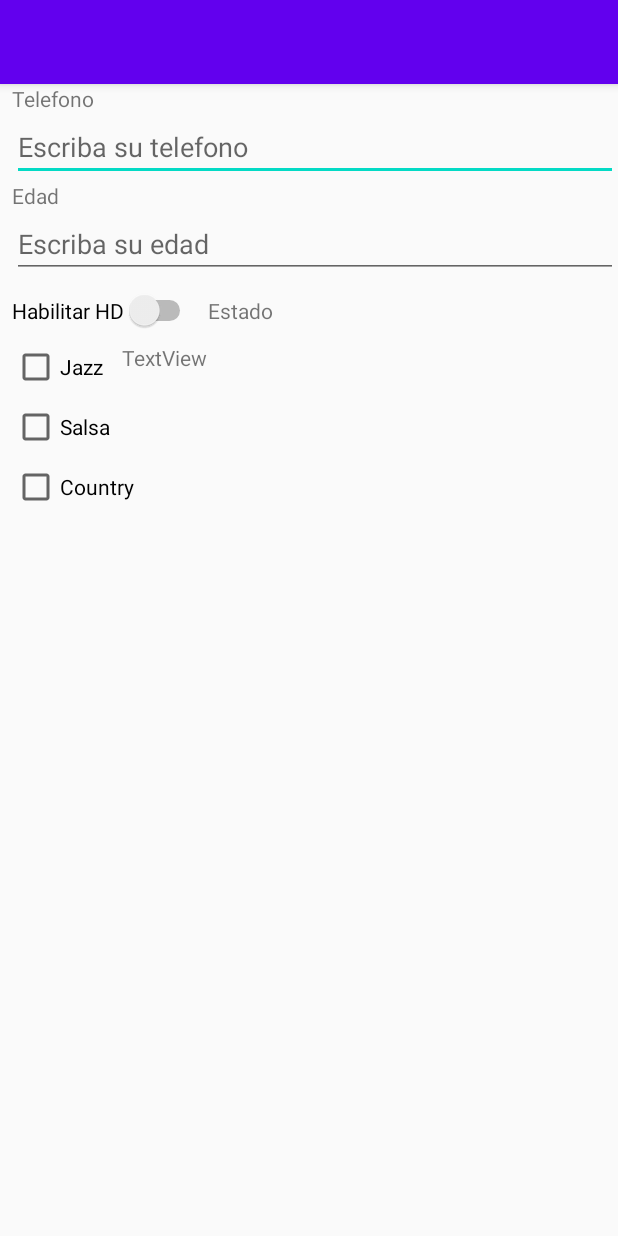
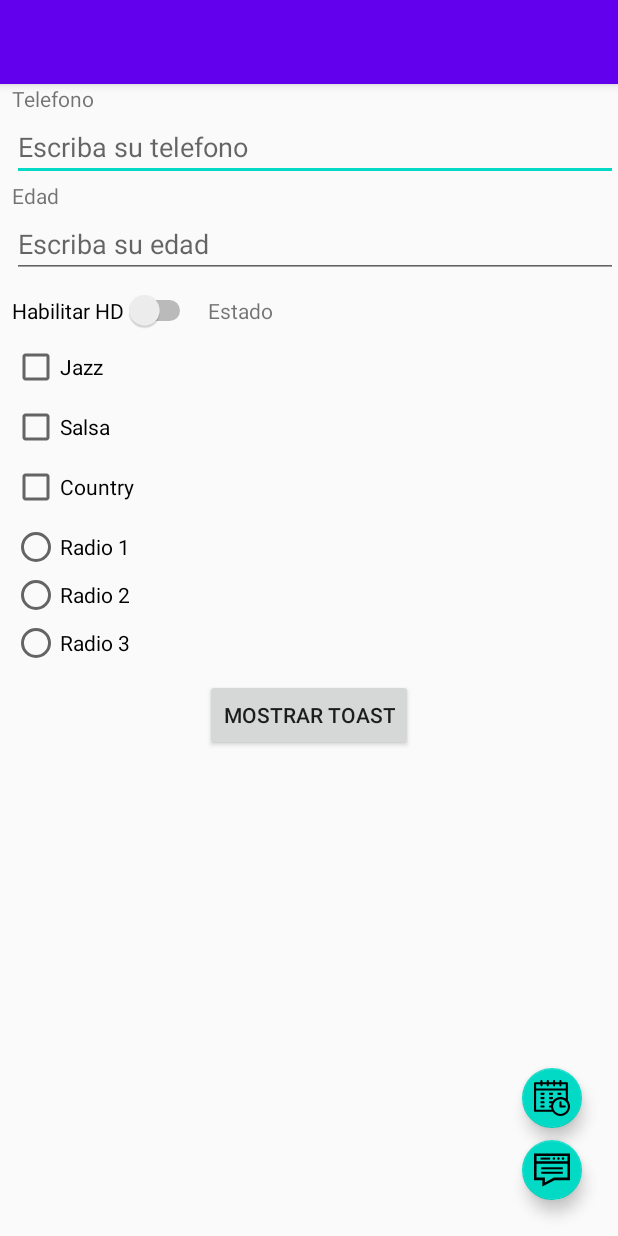
Before and after one commit to FernandoAbitia/Moviles, an Android app: the screen it shows after launch (MainActivity), on a phone screen of 412 x 824 dp. Run offline under Robolectric (Android 15) with nearby library versions, the phone set to English and light mode, and no system bars.

Commit message:
Formulario segunda parte

```diff
--- a/Formularios/app/build.gradle
+++ b/Formularios/app/build.gradle
@@ -30,6 +30,7 @@ dependencies {
     implementation 'androidx.core:core-ktx:1.3.1'
     implementation 'androidx.appcompat:appcompat:1.2.0'
     implementation 'androidx.constraintlayout:constraintlayout:2.0.1'
+    implementation 'com.google.android.material:material:1.2.1'
     testImplementation 'junit:junit:4.12'
     androidTestImplementation 'androidx.test.ext:junit:1.1.2'
     androidTestImplementation 'androidx.test.espresso:espresso-core:3.3.0'
--- a/Formularios/app/src/main/java/com/example/formularios/MainActivity.kt
+++ b/Formularios/app/src/main/java/com/example/formularios/MainActivity.kt
@@ -1,11 +1,13 @@
 package com.example.formularios
 
+import android.app.DatePickerDialog
 import androidx.appcompat.app.AppCompatActivity
 import android.os.Bundle
-import android.widget.CheckBox
-import android.widget.CompoundButton
-import android.widget.Switch
-import android.widget.TextView
+import android.view.View
+import android.widget.*
+import androidx.appcompat.app.AlertDialog
+import com.google.android.material.floatingactionbutton.FloatingActionButton
+import java.util.*
 
 class MainActivity : AppCompatActivity() {
 
@@ -13,6 +15,11 @@ class MainActivity : AppCompatActivity() {
     private lateinit var chkSalsa : CheckBox
     private lateinit var chkCountry : CheckBox
     private lateinit var textGeneros : TextView
+
+    private lateinit var radio1: RadioButton
+    private lateinit var radio2: RadioButton
+    private lateinit var radio3: RadioButton
+    private lateinit var textRadio : TextView
 
 
     override fun onCreate(savedInstanceState: Bundle?) {
@@ -34,10 +41,54 @@ class MainActivity : AppCompatActivity() {
         chkCountry = findViewById(R.id.chkCountry)
         textGeneros = findViewById(R.id.text_generos)
 
+        radio1 = findViewById(R.id.radio1)
+        radio2 = findViewById(R.id.radio2)
+        radio3 = findViewById(R.id.radio3)
+        textRadio = findViewById(R.id.textRadio)
+
         chkJazz.setOnCheckedChangeListener(changeChecked)
         chkSalsa.setOnCheckedChangeListener(changeChecked)
         chkCountry.setOnCheckedChangeListener(changeChecked)
 
+        radio1.setOnCheckedChangeListener(radioChecked)
+        radio2.setOnCheckedChangeListener(radioChecked)
+        radio3.setOnCheckedChangeListener(radioChecked)
+
+        val buttonToast = findViewById<Button>(R.id.button_toast)
+        buttonToast.setOnClickListener(clickToast)
+
+        val fabActionDialog = findViewById<FloatingActionButton>(R.id.fabActionDialog)
+        fabActionDialog.setOnClickListener(fabClick)
+
+        val fabCalendario = findViewById<FloatingActionButton>(R.id.fabCalendario)
+        fabCalendario.setOnClickListener(fabCalendar)
+
+    }
+
+    private val clickToast = View.OnClickListener { view->
+
+        Toast.makeText(view.context,"Toast de ejemplo",Toast.LENGTH_LONG).show()
+
+    }
+
+    private val fabClick = View.OnClickListener { fab ->
+        val alertDialog = AlertDialog.Builder(fab.context)
+            .setTitle("Alert Dialog de ejemplo")
+            .setMessage("Este es un ejemplo de alerta")
+            .setPositiveButton("Ok",null)
+            .setNegativeButton("No",null)
+            .create()
+        alertDialog.show()
+    }
+
+    private val fabCalendar = View.OnClickListener { fab ->
+        val calendar = Calendar.getInstance()
+        val year = calendar.get(Calendar.YEAR)
+        val month = calendar.get(Calendar.MONTH)
+        val dayOfMonth = calendar.get(Calendar.DAY_OF_MONTH)
+
+        val datePickerDialog = DatePickerDialog(fab.context,null,year,month,dayOfMonth)
+        datePickerDialog.show()
     }
 
     private val changeChecked = CompoundButton.OnCheckedChangeListener { button, checked ->
@@ -55,4 +106,21 @@ class MainActivity : AppCompatActivity() {
 
         textGeneros.text = texto
     }
+
+    private val radioChecked = CompoundButton.OnCheckedChangeListener { button, checked ->
+
+        var texto = ""
+
+        if (radio1.isChecked)
+            texto = "El radio 1 está activo"
+
+        if (radio2.isChecked)
+            texto = "El radio 2 está activo"
+
+        if (radio3.isChecked)
+            texto = "El radio 3 está activo"
+
+        textRadio.text = texto
+
+    }
 }
--- /dev/null
+++ b/Formularios/app/src/main/res/drawable/ic_blog.xml
@@ -0,0 +1,27 @@
+<vector xmlns:android="http://schemas.android.com/apk/res/android"
+    android:width="212.975dp"
+    android:height="212.975dp"
+    android:viewportWidth="212.975"
+    android:viewportHeight="212.975">
+  <path
+      android:fillColor="#FF000000"
+      android:pathData="M38.617,32.966h56.742v12h-56.742z"/>
+  <path
+      android:fillColor="#FF000000"
+      android:pathData="M171.847,46.469c1.971,0 3.9,-0.8 5.301,-2.199c1.399,-1.4 2.199,-3.33 2.199,-5.301c0,-1.979 -0.8,-3.91 -2.199,-5.31c-1.4,-1.39 -3.33,-2.19 -5.301,-2.19c-1.98,0 -3.909,0.801 -5.31,2.19c-1.39,1.399 -2.19,3.33 -2.19,5.31c0,1.971 0.801,3.9 2.19,5.301C167.938,45.669 169.867,46.469 171.847,46.469z"/>
+  <path
+      android:fillColor="#FF000000"
+      android:pathData="M144.847,46.469c1.971,0 3.9,-0.8 5.301,-2.199c1.399,-1.4 2.199,-3.33 2.199,-5.301c0,-1.979 -0.8,-3.91 -2.199,-5.31c-1.4,-1.39 -3.33,-2.19 -5.301,-2.19c-1.979,0 -3.909,0.801 -5.31,2.19c-1.39,1.399 -2.19,3.33 -2.19,5.31c0,1.971 0.801,3.9 2.19,5.301C140.938,45.669 142.867,46.469 144.847,46.469z"/>
+  <path
+      android:fillColor="#FF000000"
+      android:pathData="M117.837,46.469c1.98,0 3.91,-0.8 5.311,-2.199c1.399,-1.4 2.199,-3.33 2.199,-5.301c0,-1.97 -0.8,-3.91 -2.199,-5.31c-1.4,-1.39 -3.33,-2.19 -5.311,-2.19c-1.97,0 -3.899,0.801 -5.3,2.19c-1.39,1.399 -2.19,3.33 -2.19,5.31c0,1.971 0.801,3.9 2.19,5.301C113.938,45.669 115.867,46.469 117.837,46.469z"/>
+  <path
+      android:fillColor="#FF000000"
+      android:pathData="M0,8.181V166.55h49.482v38.243l71.763,-38.243h91.73V8.181H0zM197.975,23.181v31.57H15v-31.57H197.975zM117.497,151.55l-53.015,28.253V151.55H15V69.751h182.975v81.799H117.497z"/>
+  <path
+      android:fillColor="#FF000000"
+      android:pathData="M42.65,90.394h127.674v12h-127.674z"/>
+  <path
+      android:fillColor="#FF000000"
+      android:pathData="M42.65,116.906h127.674v12h-127.674z"/>
+</vector>
--- /dev/null
+++ b/Formularios/app/src/main/res/drawable/ic_calendario.xml
@@ -0,0 +1,33 @@
+<vector xmlns:android="http://schemas.android.com/apk/res/android"
+    android:width="512dp"
+    android:height="512dp"
+    android:viewportWidth="512"
+    android:viewportHeight="512">
+  <path
+      android:fillColor="#FF000000"
+      android:pathData="m482,292.25v-246.25c0,-8.285 -6.715,-15 -15,-15h-76v-16c0,-8.285 -6.715,-15 -15,-15s-15,6.715 -15,15v16h-60v-16c0,-8.285 -6.715,-15 -15,-15s-15,6.715 -15,15v16h-60v-16c0,-8.285 -6.715,-15 -15,-15s-15,6.715 -15,15v16h-60v-16c0,-8.285 -6.715,-15 -15,-15s-15,6.715 -15,15v16h-76c-8.285,0 -15,6.715 -15,15v391c0,8.285 6.715,15 15,15h249.805c24.25,36.152 65.488,60 112.195,60 74.438,0 135,-60.563 135,-135 0,-32.07 -11.25,-61.563 -30,-84.75zM91,61v15c0,8.285 6.715,15 15,15s15,-6.715 15,-15v-15h60v15c0,8.285 6.715,15 15,15s15,-6.715 15,-15v-15h60v15c0,8.285 6.715,15 15,15s15,-6.715 15,-15v-15h60v15c0,8.285 6.715,15 15,15s15,-6.715 15,-15v-15h61v60h-422v-60zM30,422v-271h422v113.805c-21.465,-14.395 -47.27,-22.805 -75,-22.805 -47.398,0 -89.164,24.559 -113.258,61.613 -2.027,-1.023 -4.313,-1.613 -6.742,-1.613h-30c-8.285,0 -15,6.715 -15,15s6.715,15 15,15h22.723c-3.387,9.555 -5.73,19.602 -6.883,30h-15.84c-8.285,0 -15,6.715 -15,15s6.715,15 15,15h15.84c1.152,10.398 3.492,20.445 6.883,30zM377,482c-57.898,0 -105,-47.102 -105,-105s47.102,-105 105,-105 105,47.102 105,105 -47.102,105 -105,105zM377,482"/>
+  <path
+      android:fillColor="#FF000000"
+      android:pathData="m437,362h-45v-45c0,-8.285 -6.715,-15 -15,-15s-15,6.715 -15,15v60c0,8.285 6.715,15 15,15h60c8.285,0 15,-6.715 15,-15s-6.715,-15 -15,-15zM437,362"/>
+  <path
+      android:fillColor="#FF000000"
+      android:pathData="m136,182h-30c-8.285,0 -15,6.715 -15,15s6.715,15 15,15h30c8.285,0 15,-6.715 15,-15s-6.715,-15 -15,-15zM136,182"/>
+  <path
+      android:fillColor="#FF000000"
+      android:pathData="m136,242h-30c-8.285,0 -15,6.715 -15,15s6.715,15 15,15h30c8.285,0 15,-6.715 15,-15s-6.715,-15 -15,-15zM136,242"/>
+  <path
+      android:fillColor="#FF000000"
+      android:pathData="m136,302h-30c-8.285,0 -15,6.715 -15,15s6.715,15 15,15h30c8.285,0 15,-6.715 15,-15s-6.715,-15 -15,-15zM136,302"/>
+  <path
+      android:fillColor="#FF000000"
+      android:pathData="m227,212h30c8.285,0 15,-6.715 15,-15s-6.715,-15 -15,-15h-30c-8.285,0 -15,6.715 -15,15s6.715,15 15,15zM227,212"/>
+  <path
+      android:fillColor="#FF000000"
+      android:pathData="m227,272h30c8.285,0 15,-6.715 15,-15s-6.715,-15 -15,-15h-30c-8.285,0 -15,6.715 -15,15s6.715,15 15,15zM227,272"/>
+  <path
+      android:fillColor="#FF000000"
+      android:pathData="m136,362h-30c-8.285,0 -15,6.715 -15,15s6.715,15 15,15h30c8.285,0 15,-6.715 15,-15s-6.715,-15 -15,-15zM136,362"/>
+  <path
+      android:fillColor="#FF000000"
+      android:pathData="m347,212h30c8.285,0 15,-6.715 15,-15s-6.715,-15 -15,-15h-30c-8.285,0 -15,6.715 -15,15s6.715,15 15,15zM347,212"/>
+</vector>
--- a/Formularios/app/src/main/res/layout/activity_main.xml
+++ b/Formularios/app/src/main/res/layout/activity_main.xml
@@ -101,10 +101,84 @@
         android:layout_width="0dp"
         android:layout_height="0dp"
         android:layout_marginStart="8dp"
-        android:text="TextView"
         app:layout_constraintBottom_toBottomOf="@+id/chkCountry"
         app:layout_constraintEnd_toEndOf="parent"
         app:layout_constraintStart_toEndOf="@+id/chkSalsa"
         app:layout_constraintTop_toTopOf="@+id/chkJazz" />
 
+    <RadioGroup
+        android:id="@+id/radioGroup"
+        android:layout_width="185dp"
+        android:layout_height="wrap_content"
+        android:layout_marginTop="8dp"
+        app:layout_constraintStart_toStartOf="@+id/chkSalsa"
+        app:layout_constraintTop_toBottomOf="@+id/chkCountry">
+
+        <RadioButton
+            android:id="@+id/radio1"
+            android:layout_width="match_parent"
+            android:layout_height="wrap_content"
+            android:checked="false"
+            android:text="Radio 1" />
+
+        <RadioButton
+            android:id="@+id/radio2"
+            android:layout_width="match_parent"
+            android:layout_height="wrap_content"
+            android:text="Radio 2" />
+
+        <RadioButton
+            android:id="@+id/radio3"
+            android:layout_width="match_parent"
+            android:layout_height="wrap_content"
+            android:text="Radio 3" />
+    </RadioGroup>
+
+    <TextView
+        android:id="@+id/textRadio"
+        android:layout_width="0dp"
+        android:layout_height="0dp"
+        android:layout_marginStart="8dp"
+        android:layout_marginEnd="8dp"
+        app:layout_constraintBottom_toBottomOf="@+id/radioGroup"
+        app:layout_constraintEnd_toEndOf="parent"
+        app:layout_constraintStart_toEndOf="@+id/radioGroup"
+        app:layout_constraintTop_toTopOf="@+id/radioGroup" />
+
+    <Button
+        android:id="@+id/button_toast"
+        android:layout_width="wrap_content"
+        android:layout_height="wrap_content"
+        android:layout_marginTop="8dp"
+        android:text="Mostrar Toast"
+        app:layout_constraintEnd_toEndOf="parent"
+        app:layout_constraintStart_toStartOf="parent"
+        app:layout_constraintTop_toBottomOf="@+id/radioGroup" />
+
+    <com.google.android.material.floatingactionbutton.FloatingActionButton
+        android:id="@+id/fabActionDialog"
+        android:layout_width="wrap_content"
+        android:layout_height="wrap_content"
+        android:layout_marginEnd="24dp"
+        android:layout_marginBottom="24dp"
+        android:clickable="true"
+        app:fabSize="mini"
+        app:layout_constraintBottom_toBottomOf="parent"
+        app:layout_constraintEnd_toEndOf="parent"
+        app:srcCompat="@drawable/ic_blog" />
+
+    <com.google.android.material.floatingactionbutton.FloatingActionButton
+        android:id="@+id/fabCalendario"
+        android:layout_width="wrap_content"
+        android:layout_height="wrap_content"
+        android:layout_marginBottom="8dp"
+        android:clickable="true"
+        app:fabSize="mini"
+        app:layout_constraintBottom_toTopOf="@+id/fabActionDialog"
+        app:layout_constraintEnd_toEndOf="@+id/fabActionDialog"
+        app:layout_constraintHorizontal_bias="0.6"
+        app:layout_constraintStart_toStartOf="@+id/fabActionDialog"
+        app:srcCompat="@drawable/ic_calendario" />
+
+
 </androidx.constraintlayout.widget.ConstraintLayout>
```
Also changed, not shown: 1 other file.
